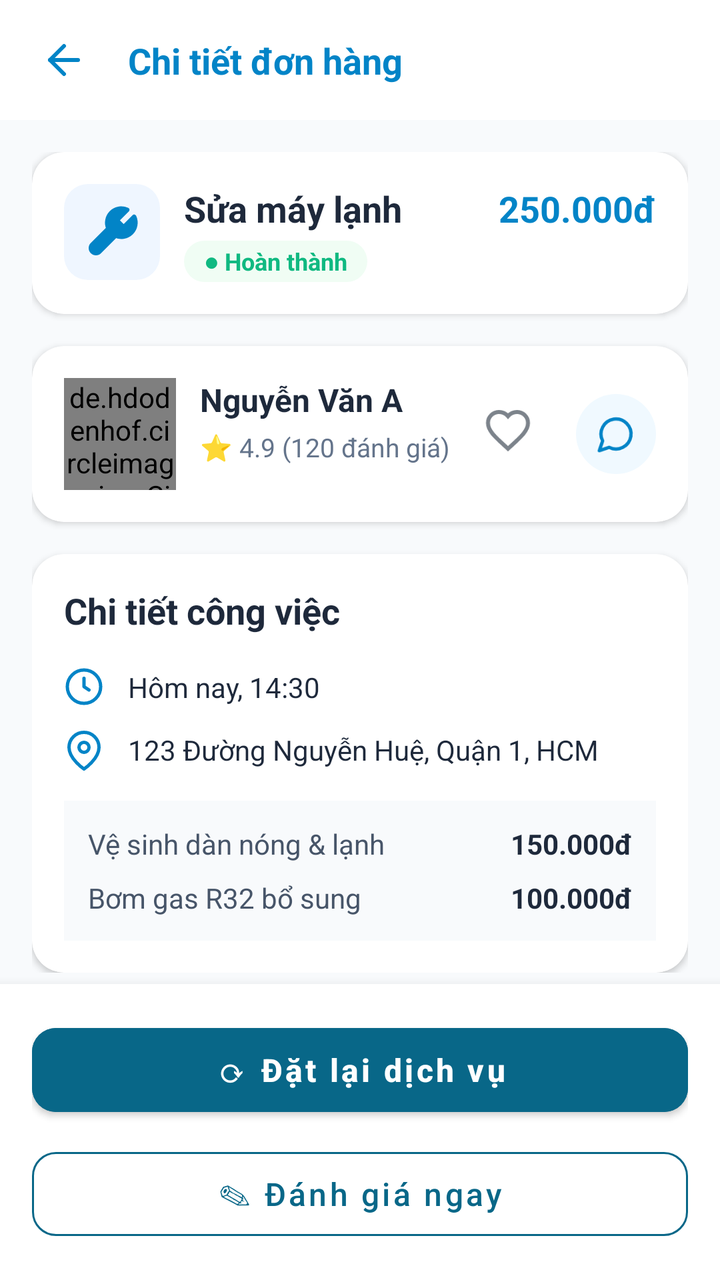
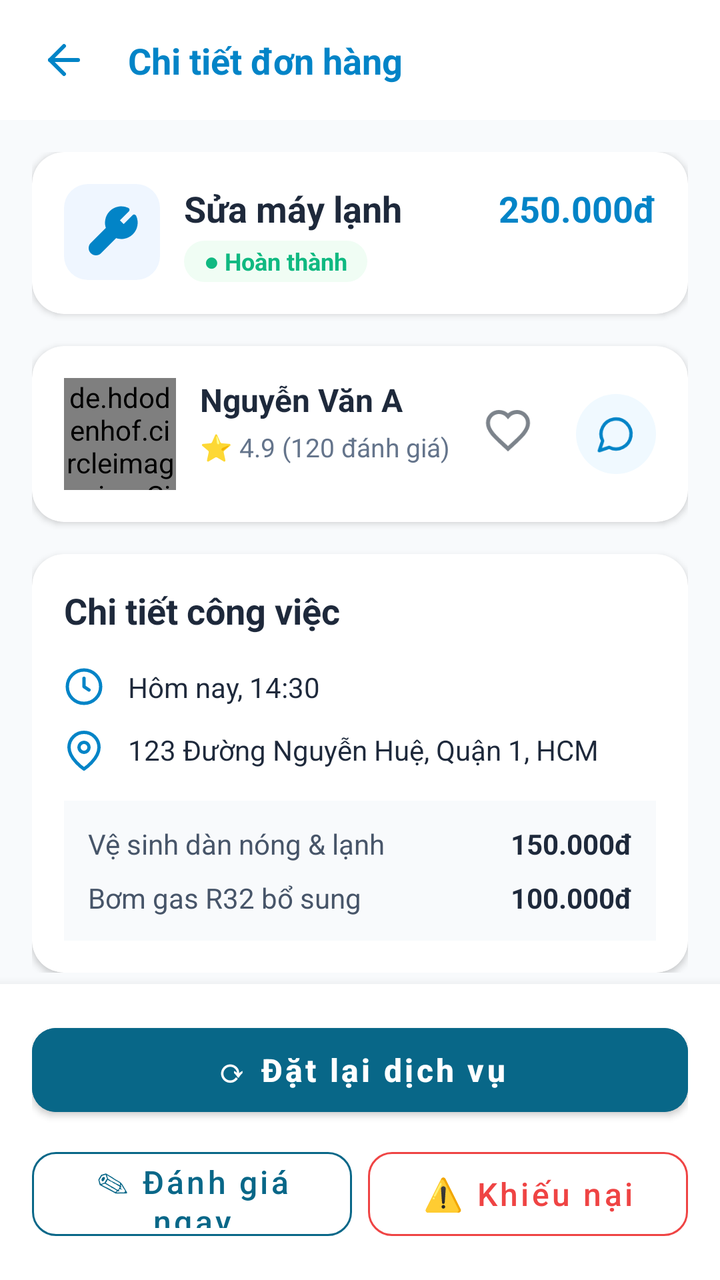

Screens rendered from an Android XML layout before and after an edit, with the pre-edit source and the edit as a unified diff.
<!-- AndroidManifest.xml: application theme Theme.FixItVN -->
<!-- res/layout/fragment_order_detail_finished.xml -->
<?xml version="1.0" encoding="utf-8"?>
<androidx.constraintlayout.widget.ConstraintLayout
    xmlns:android="http://schemas.android.com/apk/res/android"
    xmlns:app="http://schemas.android.com/apk/res-auto"
    xmlns:tools="http://schemas.android.com/tools"
    android:layout_width="match_parent"
    android:layout_height="match_parent"
    android:background="#F8FAFC">

    <androidx.constraintlayout.widget.ConstraintLayout
        android:id="@+id/layoutHeader"
        android:layout_width="match_parent"
        android:layout_height="60dp"
        android:background="#FFFFFF"
        android:paddingHorizontal="16dp"
        app:layout_constraintEnd_toEndOf="parent"
        app:layout_constraintStart_toStartOf="parent"
        app:layout_constraintTop_toTopOf="parent">

        <ImageView
            android:id="@+id/ivBack"
            android:layout_width="32dp"
            android:layout_height="32dp"
            android:padding="4dp"
            android:src="@drawable/ic_lucide_arrow_left"
            app:layout_constraintBottom_toBottomOf="parent"
            app:layout_constraintStart_toStartOf="parent"
            app:layout_constraintTop_toTopOf="parent"
            app:tint="#0284C7" />

        <TextView
            android:layout_width="wrap_content"
            android:layout_height="wrap_content"
            android:layout_marginStart="16dp"
            android:text="Chi tiết đơn hàng"
            android:textColor="#0284C7"
            android:textSize="18sp"
            android:textStyle="bold"
            app:layout_constraintBottom_toBottomOf="parent"
            app:layout_constraintStart_toEndOf="@id/ivBack"
            app:layout_constraintTop_toTopOf="parent" />
    </androidx.constraintlayout.widget.ConstraintLayout>

    <androidx.core.widget.NestedScrollView
        android:layout_width="match_parent"
        android:layout_height="0dp"
        android:clipToPadding="false"
        android:paddingBottom="24dp"
        app:layout_constraintBottom_toTopOf="@id/layoutBottomActions"
        app:layout_constraintEnd_toEndOf="parent"
        app:layout_constraintStart_toStartOf="parent"
        app:layout_constraintTop_toBottomOf="@id/layoutHeader">

        <androidx.constraintlayout.widget.ConstraintLayout
            android:layout_width="match_parent"
            android:layout_height="wrap_content"
            android:padding="16dp">

            <com.google.android.material.card.MaterialCardView
                android:id="@+id/cardServiceDetails"
                android:layout_width="match_parent"
                android:layout_height="wrap_content"
                app:cardCornerRadius="16dp"
                app:cardElevation="2dp"
                app:strokeWidth="0dp"
                app:layout_constraintTop_toTopOf="parent">

                <androidx.constraintlayout.widget.ConstraintLayout
                    android:layout_width="match_parent"
                    android:layout_height="wrap_content"
                    android:padding="16dp">

                    <ImageView
                        android:id="@+id/ivServiceIcon"
                        android:layout_width="48dp"
                        android:layout_height="48dp"
                        android:background="@drawable/bg_badge_light_blue"
                        android:padding="10dp"
                        android:src="@drawable/ic_lucide_wrench"
                        app:layout_constraintStart_toStartOf="parent"
                        app:layout_constraintTop_toTopOf="parent"
                        app:tint="#0284C7" />

                    <TextView
                        android:id="@+id/tvServiceName"
                        android:layout_width="0dp"
                        android:layout_height="wrap_content"
                        android:layout_marginStart="12dp"
                        android:text="Sửa máy lạnh"
                        android:textColor="#1E293B"
                        android:textSize="18sp"
                        android:textStyle="bold"
                        app:layout_constraintEnd_toStartOf="@id/tvTotalPrice"
                        app:layout_constraintStart_toEndOf="@id/ivServiceIcon"
                        app:layout_constraintTop_toTopOf="@id/ivServiceIcon" />

                    <TextView
                        android:id="@+id/tvStatus"
                        android:layout_width="wrap_content"
                        android:layout_height="wrap_content"
                        android:layout_marginTop="4dp"
                        android:background="@drawable/bg_badge_green_light"
                        android:paddingHorizontal="10dp"
                        android:paddingVertical="2dp"
                        android:text="● Hoàn thành"
                        android:textColor="#10B981"
                        android:textSize="12sp"
                        android:textStyle="bold"
                        app:layout_constraintStart_toStartOf="@id/tvServiceName"
                        app:layout_constraintTop_toBottomOf="@id/tvServiceName" />

                    <TextView
                        android:id="@+id/tvTotalPrice"
                        android:layout_width="wrap_content"
                        android:layout_height="wrap_content"
                        android:text="250.000đ"
                        android:textColor="#0284C7"
                        android:textSize="18sp"
                        android:textStyle="bold"
                        app:layout_constraintEnd_toEndOf="parent"
                        app:layout_constraintTop_toTopOf="@id/tvServiceName" />
                </androidx.constraintlayout.widget.ConstraintLayout>
            </com.google.android.material.card.MaterialCardView>

            <com.google.android.material.card.MaterialCardView
                android:id="@+id/cardWorkerInfo"
                android:layout_width="match_parent"
                android:layout_height="wrap_content"
                android:layout_marginTop="16dp"
                app:cardCornerRadius="16dp"
                app:cardElevation="2dp"
                app:strokeWidth="0dp"
                app:layout_constraintTop_toBottomOf="@id/cardServiceDetails">

                <androidx.constraintlayout.widget.ConstraintLayout
                    android:layout_width="match_parent"
                    android:layout_height="wrap_content"
                    android:padding="16dp">

                    <de.hdodenhof.circleimageview.CircleImageView
                        android:id="@+id/ivAvatar"
                        android:layout_width="56dp"
                        android:layout_height="56dp"
                        android:src="@drawable/ic_person"
                        app:layout_constraintStart_toStartOf="parent"
                        app:layout_constraintTop_toTopOf="parent" />

                    <TextView
                        android:id="@+id/tvWorkerName"
                        android:layout_width="wrap_content"
                        android:layout_height="wrap_content"
                        android:layout_marginStart="12dp"
                        android:text="Nguyễn Văn A"
                        android:textColor="#1E293B"
                        android:textSize="16sp"
                        android:textStyle="bold"
                        app:layout_constraintStart_toEndOf="@id/ivAvatar"
                        app:layout_constraintTop_toTopOf="@id/ivAvatar" />

                    <CheckBox
                        android:id="@+id/cbFavorite"
                        android:layout_width="28dp"
                        android:layout_height="28dp"
                        android:layout_marginTop="12dp"
                        android:layout_marginEnd="60dp"
                        android:background="@android:color/transparent"
                        android:button="@drawable/selector_heart"
                        app:layout_constraintEnd_toEndOf="parent"
                        app:layout_constraintTop_toTopOf="parent" />

                    <TextView
                        android:layout_width="wrap_content"
                        android:layout_height="wrap_content"
                        android:layout_marginTop="4dp"
                        android:text="⭐ 4.9 (120 đánh giá)"
                        android:textColor="#64748B"
                        android:textSize="13sp"
                        app:layout_constraintStart_toStartOf="@id/tvWorkerName"
                        app:layout_constraintTop_toBottomOf="@id/tvWorkerName" />

                    <ImageView
                        android:layout_width="40dp"
                        android:layout_height="40dp"
                        android:background="@drawable/bg_circle_light_blue"
                        android:padding="10dp"
                        android:src="@drawable/ic_lucide_message_circle"
                        app:layout_constraintBottom_toBottomOf="parent"
                        app:layout_constraintEnd_toEndOf="parent"
                        app:layout_constraintTop_toTopOf="parent"
                        app:tint="#0284C7" />
                </androidx.constraintlayout.widget.ConstraintLayout>
            </com.google.android.material.card.MaterialCardView>

            <com.google.android.material.card.MaterialCardView
                android:id="@+id/cardJobDetails"
                android:layout_width="match_parent"
                android:layout_height="wrap_content"
                android:layout_marginTop="16dp"
                app:cardCornerRadius="16dp"
                app:cardElevation="2dp"
                app:strokeWidth="0dp"
                app:layout_constraintTop_toBottomOf="@id/cardWorkerInfo">

                <androidx.constraintlayout.widget.ConstraintLayout
                    android:layout_width="match_parent"
                    android:layout_height="wrap_content"
                    android:padding="16dp">

                    <TextView
                        android:id="@+id/tvJobDetailsTitle"
                        android:layout_width="wrap_content"
                        android:layout_height="wrap_content"
                        android:text="Chi tiết công việc"
                        android:textColor="#1E293B"
                        android:textSize="18sp"
                        android:textStyle="bold" 
                        app:layout_constraintTop_toTopOf="parent"
                        app:layout_constraintStart_toStartOf="parent"/>

                    <ImageView
                        android:id="@+id/ivClockIcon"
                        android:layout_width="20dp"
                        android:layout_height="20dp"
                        android:layout_marginTop="16dp"
                        android:src="@drawable/ic_lucide_clock"
                        app:tint="#0284C7" 
                        app:layout_constraintTop_toBottomOf="@id/tvJobDetailsTitle"
                        app:layout_constraintStart_toStartOf="parent"/>

                    <TextView
                        android:id="@+id/tvJobTime"
                        android:layout_width="0dp"
                        android:layout_height="wrap_content"
                        android:layout_marginStart="12dp"
                        android:text="Hôm nay, 14:30"
                        android:textColor="#1E293B" 
                        app:layout_constraintTop_toTopOf="@id/ivClockIcon"
                        app:layout_constraintBottom_toBottomOf="@id/ivClockIcon"
                        app:layout_constraintStart_toEndOf="@id/ivClockIcon"
                        app:layout_constraintEnd_toEndOf="parent"/>

                    <ImageView
                        android:id="@+id/ivLocationIcon"
                        android:layout_width="20dp"
                        android:layout_height="20dp"
                        android:layout_marginTop="12dp"
                        android:src="@drawable/ic_lucide_map_pin"
                        app:tint="#0284C7" 
                        app:layout_constraintTop_toBottomOf="@id/ivClockIcon"
                        app:layout_constraintStart_toStartOf="parent"/>

                    <TextView
                        android:id="@+id/tvJobLocation"
                        android:layout_width="0dp"
                        android:layout_height="wrap_content"
                        android:layout_marginStart="12dp"
                        android:text="123 Đường Nguyễn Huệ, Quận 1, HCM"
                        android:textColor="#1E293B" 
                        app:layout_constraintTop_toTopOf="@id/ivLocationIcon"
                        app:layout_constraintStart_toEndOf="@id/ivLocationIcon"
                        app:layout_constraintEnd_toEndOf="parent"/>

                    <androidx.constraintlayout.widget.ConstraintLayout
                        android:id="@+id/layoutPriceList"
                        android:layout_width="match_parent"
                        android:layout_height="wrap_content"
                        android:layout_marginTop="16dp"
                        android:background="#F8FAFC"
                        android:padding="12dp"
                        app:layout_constraintTop_toBottomOf="@id/tvJobLocation">

                        <TextView
                            android:id="@+id/tvItem1Title"
                            android:layout_width="0dp"
                            android:layout_height="wrap_content"
                            android:text="Vệ sinh dàn nóng &amp; lạnh"
                            android:textColor="#475569" 
                            app:layout_constraintTop_toTopOf="parent"
                            app:layout_constraintStart_toStartOf="parent"
                            app:layout_constraintEnd_toStartOf="@id/tvItem1Price"/>

                        <TextView
                            android:id="@+id/tvItem1Price"
                            android:layout_width="wrap_content"
                            android:layout_height="wrap_content"
                            android:text="150.000đ"
                            android:textColor="#1E293B"
                            android:textStyle="bold" 
                            app:layout_constraintTop_toTopOf="@id/tvItem1Title"
                            app:layout_constraintBottom_toBottomOf="@id/tvItem1Title"
                            app:layout_constraintEnd_toEndOf="parent"/>

                        <TextView
                            android:id="@+id/tvItem2Title"
                            android:layout_width="0dp"
                            android:layout_height="wrap_content"
                            android:layout_marginTop="8dp"
                            android:text="Bơm gas R32 bổ sung"
                            android:textColor="#475569" 
                            app:layout_constraintTop_toBottomOf="@id/tvItem1Title"
                            app:layout_constraintStart_toStartOf="parent"
                            app:layout_constraintEnd_toStartOf="@id/tvItem2Price"/>

                        <TextView
                            android:id="@+id/tvItem2Price"
                            android:layout_width="wrap_content"
                            android:layout_height="wrap_content"
                            android:text="100.000đ"
                            android:textColor="#1E293B"
                            android:textStyle="bold" 
                            app:layout_constraintTop_toTopOf="@id/tvItem2Title"
                            app:layout_constraintBottom_toBottomOf="@id/tvItem2Title"
                            app:layout_constraintEnd_toEndOf="parent"/>
                    </androidx.constraintlayout.widget.ConstraintLayout>
                </androidx.constraintlayout.widget.ConstraintLayout>
            </com.google.android.material.card.MaterialCardView>

        </androidx.constraintlayout.widget.ConstraintLayout>
    </androidx.core.widget.NestedScrollView>

    <androidx.constraintlayout.widget.ConstraintLayout
        android:id="@+id/layoutBottomActions"
        android:layout_width="match_parent"
        android:layout_height="wrap_content"
        android:background="#FFFFFF"
        android:elevation="8dp"
        android:padding="16dp"
        app:layout_constraintBottom_toBottomOf="parent">

        <com.google.android.material.button.MaterialButton
            android:id="@+id/btnReorder"
            android:layout_width="match_parent"
            android:layout_height="54dp"
            android:backgroundTint="#086788"
            android:text="⟳ Đặt lại dịch vụ"
            android:textAllCaps="false"
            android:textSize="16sp"
            android:textStyle="bold"
            app:cornerRadius="12dp" 
            app:layout_constraintTop_toTopOf="parent"/>

        <com.google.android.material.button.MaterialButton
            android:id="@+id/btnRate"
            style="@style/Widget.MaterialComponents.Button.OutlinedButton"
            android:layout_width="match_parent"
            android:layout_height="54dp"
            android:layout_marginTop="8dp"
            android:text="✎ Đánh giá ngay"
            android:textAllCaps="false"
            android:textColor="#086788"
            android:textSize="16sp"
            app:cornerRadius="12dp"
            app:strokeColor="#086788" 
            app:layout_constraintTop_toBottomOf="@id/btnReorder"
            app:layout_constraintBottom_toBottomOf="parent"/>
    </androidx.constraintlayout.widget.ConstraintLayout>

</androidx.constraintlayout.widget.ConstraintLayout>
<!-- resources referenced by this layout -->
<resources>
  <!-- drawable bg_badge_green_light (drawable) -->
  <?xml version="1.0" encoding="utf-8"?>
  <shape xmlns:android="http://schemas.android.com/apk/res/android">
      <solid android:color="#f0fdf4" />
      <corners android:radius="12dp" />
  </shape>
  <!-- drawable bg_badge_light_blue (drawable) -->
  <?xml version="1.0" encoding="utf-8"?>
  <shape xmlns:android="http://schemas.android.com/apk/res/android">
      <solid android:color="#eff6ff" />
      <corners android:radius="12dp" />
  </shape>
  <!-- drawable bg_circle_light_blue (drawable) -->
  <?xml version="1.0" encoding="utf-8"?>
  <shape xmlns:android="http://schemas.android.com/apk/res/android"
      android:shape="oval">
      <solid android:color="#F0F9FF" />
  </shape>
  <!-- drawable ic_lucide_message_circle (drawable) -->
  <vector xmlns:android="http://schemas.android.com/apk/res/android"
      android:width="24dp"
      android:height="24dp"
      android:viewportWidth="24"
      android:viewportHeight="24">
      <path
          android:pathData="M7.9,20A9,9 0,1 0,4 16.1L2,22Z"
          android:strokeLineJoin="round"
          android:strokeWidth="2"
          android:strokeColor="#000000"
          android:strokeLineCap="round"/>
  </vector>
  <!-- drawable ic_person (drawable) -->
  <vector xmlns:android="http://schemas.android.com/apk/res/android"
      android:width="24dp"
      android:height="24dp"
      android:viewportWidth="24"
      android:viewportHeight="24">
      <path
          android:fillColor="#000000"
          android:pathData="M12,12c2.21,0 4,-1.79 4,-4s-1.79,-4 -4,-4 -4,1.79 -4,4 1.79,4 4,4zM12,14c-2.67,0 -8,1.34 -8,4v2h16v-2c0,-2.66 -5.33,-4 -8,-4z"/>
  </vector>
  <!-- drawable selector_heart (drawable) -->
  <?xml version="1.0" encoding="utf-8"?>
  <selector xmlns:android="http://schemas.android.com/apk/res/android">
      <item android:state_checked="true" android:drawable="@drawable/ic_heart_filled" />
      <item android:drawable="@drawable/ic_heart_outline" />
  </selector>
  <!-- drawable ic_heart_filled (drawable) -->
  <vector xmlns:android="http://schemas.android.com/apk/res/android"
      android:width="24dp"
      android:height="24dp"
      android:viewportWidth="24"
      android:viewportHeight="24">
      <path
          android:fillColor="#EF4444"
          android:pathData="M12,21.35l-1.45,-1.32C5.4,15.36 2,12.28 2,8.5 2,5.42 4.42,3 7.5,3c1.74,0 3.41,0.81 4.5,2.09C13.09,3.81 14.76,3 16.5,3 19.58,3 22,5.42 22,8.5c0,3.78 -3.4,6.86 -8.55,11.54L12,21.35z"/>
  </vector>
  <!-- drawable ic_heart_outline (drawable) -->
  <vector xmlns:android="http://schemas.android.com/apk/res/android"
      android:width="24dp"
      android:height="24dp"
      android:viewportWidth="24"
      android:viewportHeight="24">
      <path
          android:pathData="M12,21.35l-1.45,-1.32C5.4,15.36 2,12.28 2,8.5 2,5.42 4.42,3 7.5,3c1.74,0 3.41,0.81 4.5,2.09C13.09,3.81 14.76,3 16.5,3 19.58,3 22,5.42 22,8.5c0,3.78 -3.4,6.86 -8.55,11.54L12,21.35z"
          android:strokeColor="#EF4444"
          android:strokeWidth="2"/>
  </vector>
  <style name="Widget.FixIt.BottomNavigationView" parent="Widget.MaterialComponents.BottomNavigationView">
          <item name="itemTextAppearanceActive">@style/TextAppearance.FixIt.BottomNav</item>
          <item name="itemTextAppearanceInactive">@style/TextAppearance.FixIt.BottomNav</item>
      </style>
  <style name="TextAppearance.FixIt.BottomNav" parent="TextAppearance.MaterialComponents.Caption">
          <item name="android:textSize">10sp</item>
          <item name="android:fontFamily">sans-serif-medium</item>
      </style>
  <!-- unchanged entries left out for length: 5 -->
</resources>

<!-- the commit's change to res/layout/fragment_order_detail_finished.xml (unified diff, before → after) -->
@@ -342,15 +342,38 @@
         <com.google.android.material.button.MaterialButton
             android:id="@+id/btnRate"
             style="@style/Widget.MaterialComponents.Button.OutlinedButton"
-            android:layout_width="match_parent"
+            android:layout_width="0dp"
             android:layout_height="54dp"
             android:layout_marginTop="8dp"
+            android:layout_marginEnd="4dp"
             android:text="✎ Đánh giá ngay"
             android:textAllCaps="false"
             android:textColor="#086788"
             android:textSize="16sp"
             app:cornerRadius="12dp"
             app:strokeColor="#086788" 
+            app:layout_constraintHorizontal_weight="1"
+            app:layout_constraintStart_toStartOf="parent"
+            app:layout_constraintEnd_toStartOf="@id/btnComplaint"
+            app:layout_constraintTop_toBottomOf="@id/btnReorder"
+            app:layout_constraintBottom_toBottomOf="parent"/>
+
+        <com.google.android.material.button.MaterialButton
+            android:id="@+id/btnComplaint"
+            style="@style/Widget.MaterialComponents.Button.OutlinedButton"
+            android:layout_width="0dp"
+            android:layout_height="54dp"
+            android:layout_marginTop="8dp"
+            android:layout_marginStart="4dp"
+            android:text="⚠️ Khiếu nại"
+            android:textAllCaps="false"
+            android:textColor="#EF4444"
+            android:textSize="16sp"
+            app:cornerRadius="12dp"
+            app:strokeColor="#EF4444" 
+            app:layout_constraintHorizontal_weight="1"
+            app:layout_constraintStart_toEndOf="@id/btnRate"
+            app:layout_constraintEnd_toEndOf="parent"
             app:layout_constraintTop_toBottomOf="@id/btnReorder"
             app:layout_constraintBottom_toBottomOf="parent"/>
     </androidx.constraintlayout.widget.ConstraintLayout>
